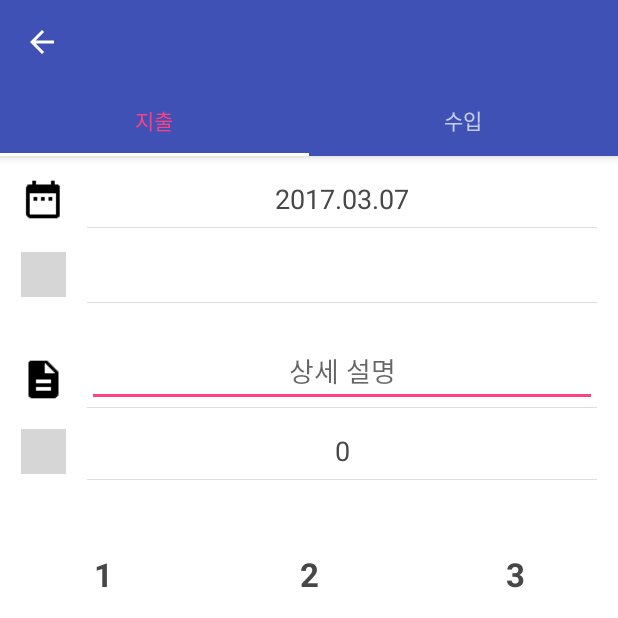
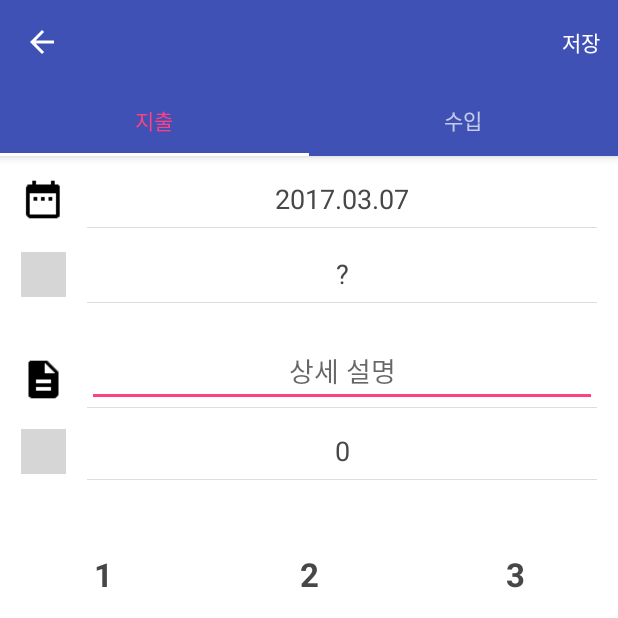
Before and after one commit to NamKungYeonWoo/ShowMeTheMoney, an Android app: the MoneyEntryActivity screen opened directly, with no data from a screen before it, on a phone screen of 412 x 824 dp, the top half of it. Run offline under Robolectric (Android 15) with nearby library versions, the phone set to English and light mode, and no system bars; our stand-ins replace ButterKnife; grey boxes are pictures that could not be loaded.

Commit message:
feat: 저장UI 추

```diff
--- a/app/build.gradle
+++ b/app/build.gradle
@@ -5,7 +5,7 @@ android {
     buildToolsVersion "25.0.2"
     defaultConfig {
         applicationId "com.zettafantasy.visualhousekeepingbook"
-        minSdkVersion 24
+        minSdkVersion 23
         targetSdkVersion 25
         versionCode 1
         versionName "1.0"
--- a/app/src/main/java/com/zettafantasy/visualhousekeepingbook/MoneyEntryActivity.java
+++ b/app/src/main/java/com/zettafantasy/visualhousekeepingbook/MoneyEntryActivity.java
@@ -7,6 +7,8 @@ import android.support.v7.app.ActionBar;
 import android.support.v7.app.AppCompatActivity;
 import android.os.Bundle;
 import android.support.v7.widget.Toolbar;
+import android.view.Menu;
+import android.view.MenuItem;
 import android.view.View;
 
 import java.util.ArrayList;
@@ -29,6 +31,23 @@ public class MoneyEntryActivity extends AppCompatActivity {
         supportActionBar.setDisplayHomeAsUpEnabled(true);
 
         initViewPager();
+    }
+
+    @Override
+    public boolean onCreateOptionsMenu(Menu menu) {
+        getMenuInflater().inflate(R.menu.menu_entry, menu);
+        return true;
+    }
+
+    @Override
+    public boolean onOptionsItemSelected(MenuItem item) {
+        int id = item.getItemId();
+
+        if (id == R.id.action_save) {
+            return true;
+        }
+
+        return super.onOptionsItemSelected(item);
     }
 
     public void initViewPager() {
--- a/app/src/main/java/com/zettafantasy/visualhousekeepingbook/MoneyEntryFragment.java
+++ b/app/src/main/java/com/zettafantasy/visualhousekeepingbook/MoneyEntryFragment.java
@@ -1,22 +1,20 @@
 package com.zettafantasy.visualhousekeepingbook;
 
 import android.app.DatePickerDialog;
+import android.content.DialogInterface;
 import android.icu.text.DecimalFormat;
-import android.icu.text.NumberFormat;
 import android.os.Bundle;
 import android.support.annotation.Nullable;
 import android.support.v4.app.Fragment;
+import android.support.v7.app.AlertDialog;
 import android.util.Log;
 import android.view.LayoutInflater;
 import android.view.View;
 import android.view.ViewGroup;
 import android.widget.ArrayAdapter;
 import android.widget.DatePicker;
-import android.widget.EditText;
-import android.widget.Spinner;
 import android.widget.TextView;
 
-import java.text.ParseException;
 import java.util.Calendar;
 import java.util.Locale;
 
@@ -61,6 +59,8 @@ public class MoneyEntryFragment extends Fragment {
     TextView tvNumberC;
     @BindView(R.id.tvAmount)
     TextView tvAmount;
+    @BindView(R.id.tvEntryType)
+    TextView tvEntryType;
 
     private final DecimalFormat currencyFormat = new DecimalFormat("#,###,###");
 
@@ -73,6 +73,7 @@ public class MoneyEntryFragment extends Fragment {
 
         initNumberPad();
         initDatePicker();
+        initEntryType();
 
         // Create an ArrayAdapter using the string array and a default spinner layout
         ArrayAdapter<CharSequence> adapter = ArrayAdapter.createFromResource(getContext(),
@@ -83,6 +84,27 @@ public class MoneyEntryFragment extends Fragment {
         //sEntryType.setAdapter(adapter);
 
         return view;
+    }
+
+    private void initEntryType() {
+        tvEntryType.setOnClickListener(new View.OnClickListener() {
+            @Override
+            public void onClick(View v) {
+                final String[] singleChoiceItems = new String[]{"식비", "교통비", "유흥비", "회비", "쇼핑"};
+                int itemSelected = 0;
+                new AlertDialog.Builder(getContext())
+                        .setTitle("타입")
+                        .setSingleChoiceItems(singleChoiceItems, itemSelected, new DialogInterface.OnClickListener() {
+                            @Override
+                            public void onClick(DialogInterface dialogInterface, int i) {
+                                dialogInterface.dismiss();
+                                tvEntryType.setText(singleChoiceItems[i]);
+                            }
+                        })
+                        .setNegativeButton("CANCEL", null)
+                        .show();
+            }
+        });
     }
 
     private void initDatePicker() {
--- a/app/src/main/res/layout/fragment_money_entry.xml
+++ b/app/src/main/res/layout/fragment_money_entry.xml
@@ -65,7 +65,7 @@
             android:layout_alignParentLeft="true"
             android:layout_marginBottom="4.0dip"
             android:layout_marginLeft="14.0dip"
-            android:src="@drawable/ic_category" />
+            android:src="@drawable/ic_action_labels" />
 
         <TextView
             android:id="@+id/textView33"
@@ -79,7 +79,7 @@
             android:background="#ffdddddd" />
 
         <TextView
-            android:id="@+id/textView7"
+            android:id="@+id/tvEntryType"
             android:layout_width="wrap_content"
             android:layout_height="30.0dip"
             android:layout_above="@id/textView33"
@@ -87,9 +87,9 @@
             android:layout_alignRight="@id/textView33"
             android:layout_marginBottom="4.0dip"
             android:gravity="center"
+            android:text="\?"
             android:textAppearance="?android:textAppearanceMedium"
-            android:textColor="#ff474747"
-            tools:text="식비" />
+            android:textColor="#ff474747" />
     </RelativeLayout>
 
     <RelativeLayout
--- /dev/null
+++ b/app/src/main/res/menu/menu_entry.xml
@@ -0,0 +1,7 @@
+<menu xmlns:android="http://schemas.android.com/apk/res/android"
+    xmlns:app="http://schemas.android.com/apk/res-auto">
+    <item
+        android:id="@+id/action_save"
+        android:title="@string/save"
+        app:showAsAction="always" />
+</menu>
```
